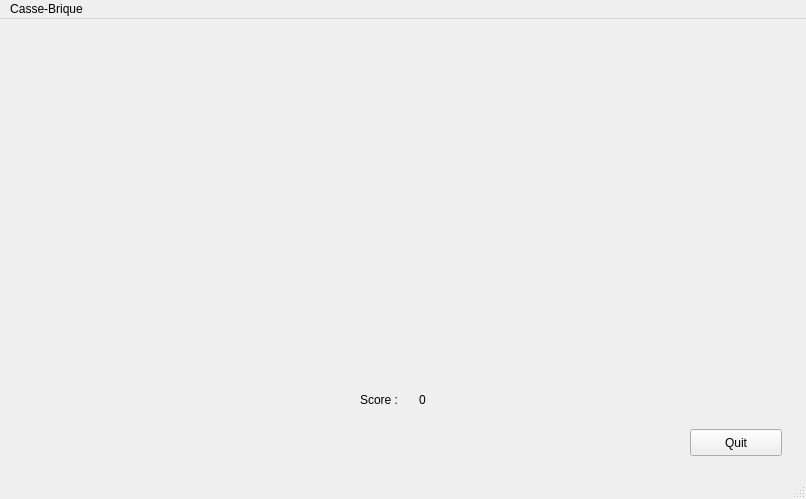
Qt form mainwindow.ui (CorentinCouderc/casse-brique) before a commit.
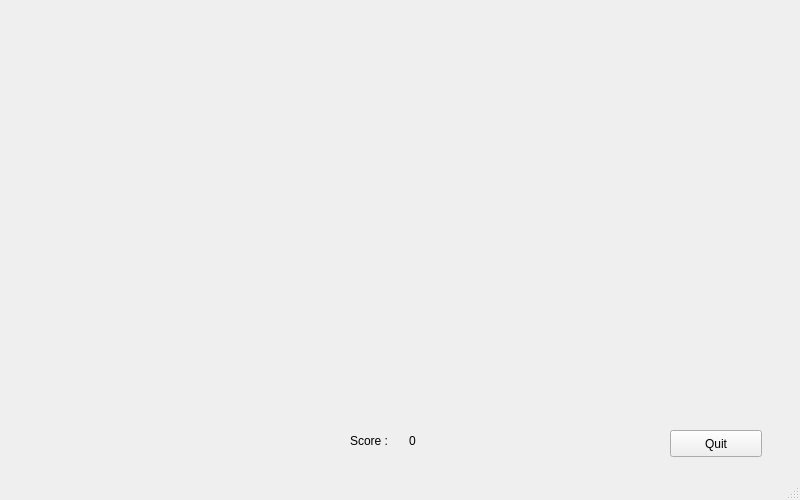
The same form after that commit.

```diff
--- a/mainwindow.ui
+++ b/mainwindow.ui
@@ -2,12 +2,18 @@
 <ui version="4.0">
  <class>MainWindow</class>
  <widget class="QMainWindow" name="MainWindow">
+  <property name="windowModality">
+   <enum>Qt::NonModal</enum>
+  </property>
+  <property name="enabled">
+   <bool>true</bool>
+  </property>
   <property name="geometry">
    <rect>
     <x>0</x>
     <y>0</y>
-    <width>806</width>
-    <height>499</height>
+    <width>800</width>
+    <height>500</height>
    </rect>
   </property>
   <property name="windowTitle">
@@ -17,8 +23,8 @@
    <widget class="QPushButton" name="quit">
     <property name="geometry">
      <rect>
-      <x>690</x>
-      <y>410</y>
+      <x>670</x>
+      <y>430</y>
       <width>92</width>
       <height>27</height>
      </rect>
@@ -30,19 +36,23 @@
    <widget class="QWidget" name="verticalLayoutWidget">
     <property name="geometry">
      <rect>
-      <x>30</x>
+      <x>40</x>
       <y>20</y>
-      <width>751</width>
-      <height>301</height>
+      <width>721</width>
+      <height>381</height>
      </rect>
     </property>
-    <layout class="QVBoxLayout" name="layout_scene"/>
+    <layout class="QVBoxLayout" name="layout_scene">
+     <property name="leftMargin">
+      <number>0</number>
+     </property>
+    </layout>
    </widget>
    <widget class="QWidget" name="gridLayoutWidget">
     <property name="geometry">
      <rect>
-      <x>360</x>
-      <y>360</y>
+      <x>350</x>
+      <y>420</y>
       <width>111</width>
       <height>42</height>
      </rect>
@@ -65,22 +75,6 @@
     </layout>
    </widget>
   </widget>
-  <widget class="QMenuBar" name="menubar">
-   <property name="geometry">
-    <rect>
-     <x>0</x>
-     <y>0</y>
-     <width>806</width>
-     <height>25</height>
-    </rect>
-   </property>
-   <widget class="QMenu" name="menuCasse_Brique">
-    <property name="title">
-     <string>Casse-Brique</string>
-    </property>
-   </widget>
-   <addaction name="menuCasse_Brique"/>
-  </widget>
   <widget class="QStatusBar" name="statusbar"/>
  </widget>
  <resources/>
```
Left out of the diff: 2 changed lines with no effect on the pictures.
